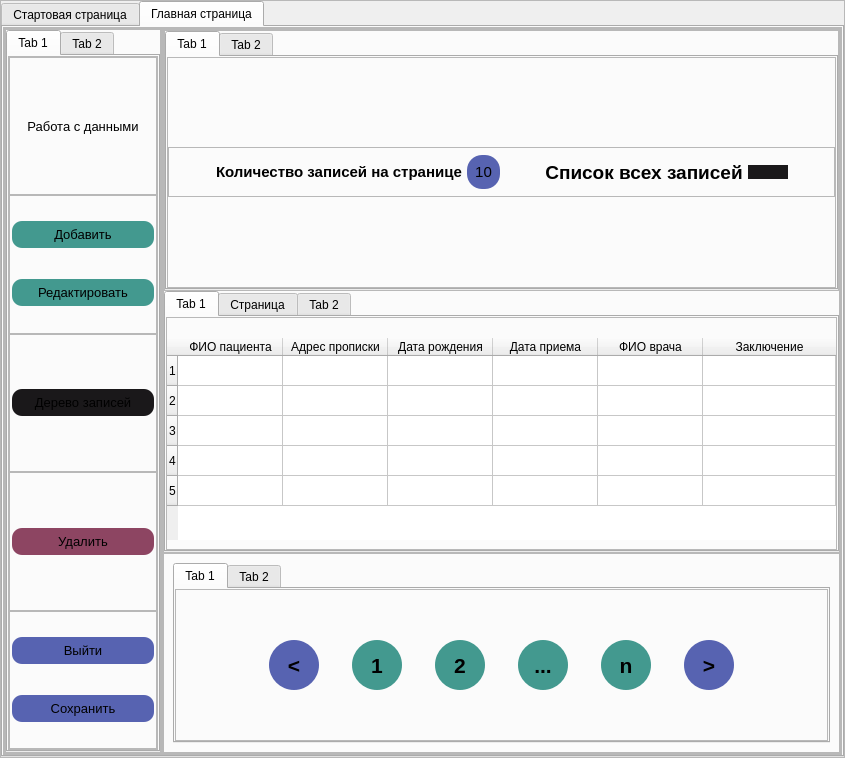
Old version of the form lab_2/ui/main_window.ui in the repository Artemdjdj/PPOIS_4.
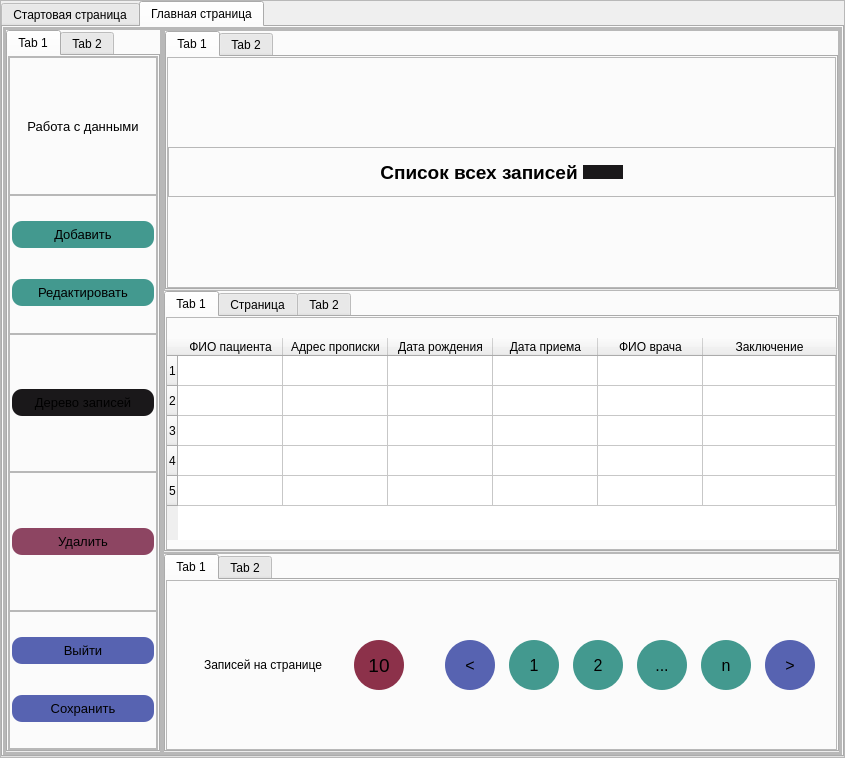
New version of the form. The open tabs and pages were chosen to show the change. Icons and pictures are not drawn.

What changed in the file:
```diff
--- a/lab_2/ui/main_window.ui
+++ b/lab_2/ui/main_window.ui
@@ -176,7 +176,7 @@
                   <number>0</number>
                  </property>
                  <item>
-                  <widget class="QLabel" name="label_start">
+                  <widget class="QLabel" name="__label_start">
                    <property name="font">
                     <font>
                      <family>Arial</family>
@@ -223,7 +223,7 @@
                   <number>0</number>
                  </property>
                  <item>
-                  <widget class="QPushButton" name="button_start_with_logo">
+                  <widget class="QPushButton" name="__button_start_with_logo">
                    <property name="styleSheet">
                     <string notr="true">border:None;
 border-radius:200px;
@@ -292,7 +292,7 @@
                   </spacer>
                  </item>
                  <item>
-                  <widget class="QPushButton" name="button_exit">
+                  <widget class="QPushButton" name="__button_exit">
                    <property name="minimumSize">
                     <size>
                      <width>150</width>
@@ -323,7 +323,7 @@
                   </widget>
                  </item>
                  <item>
-                  <widget class="QPushButton" name="button_start">
+                  <widget class="QPushButton" name="__button_start">
                    <property name="minimumSize">
                     <size>
                      <width>150</width>
@@ -505,7 +505,7 @@
                     <item>
                      <widget class="QTabWidget" name="tabWidget_3">
                       <property name="currentIndex">
-                       <number>1</number>
+                       <number>0</number>
                       </property>
                       <widget class="QWidget" name="tab_7">
                        <attribute name="title">
@@ -552,7 +552,7 @@
                             <number>0</number>
                            </property>
                            <item>
-                            <widget class="QFrame" name="frame_22">
+                            <widget class="QFrame" name="__label_work_with_data">
                              <property name="frameShape">
                               <enum>QFrame::Shape::StyledPanel</enum>
                              </property>
@@ -607,7 +607,7 @@
                                <number>1</number>
                               </property>
                               <item>
-                               <widget class="QPushButton" name="pushButton_11">
+                               <widget class="QPushButton" name="__button_add_new_record">
                                 <property name="font">
                                  <font>
                                   <family>Arial</family>
@@ -625,7 +625,7 @@
                                </widget>
                               </item>
                               <item>
-                               <widget class="QPushButton" name="pushButton_12">
+                               <widget class="QPushButton" name="__button_edit">
                                 <property name="font">
                                  <font>
                                   <family>Arial</family>
@@ -670,7 +670,7 @@
                                <number>0</number>
                               </property>
                               <item>
-                               <widget class="QPushButton" name="pushButton_15">
+                               <widget class="QPushButton" name="__button_show_tree">
                                 <property name="font">
                                  <font>
                                   <family>Arial</family>
@@ -715,7 +715,7 @@
                                <number>0</number>
                               </property>
                               <item>
-                               <widget class="QPushButton" name="pushButton_13">
+                               <widget class="QPushButton" name="__button_delete">
                                 <property name="font">
                                  <font>
                                   <family>Arial</family>
@@ -757,7 +757,7 @@
                                <number>0</number>
                               </property>
                               <item>
-                               <widget class="QPushButton" name="pushButton_14">
+                               <widget class="QPushButton" name="__butto_exit_app">
                                 <property name="font">
                                  <font>
                                   <family>Arial</family>
@@ -775,7 +775,7 @@
                                </widget>
                               </item>
                               <item>
-                               <widget class="QPushButton" name="pushButton_19">
+                               <widget class="QPushButton" name="__button_save">
                                 <property name="font">
                                  <font>
                                   <family>Arial</family>
@@ -1144,71 +1144,7 @@
                                   </spacer>
                                  </item>
                                  <item>
-                                  <widget class="QLabel" name="label_7">
-                                   <property name="font">
-                                    <font>
-                                     <family>Arial</family>
-                                     <pointsize>11</pointsize>
-                                     <bold>true</bold>
-                                    </font>
-                                   </property>
-                                   <property name="text">
-                                    <string>Количество записей на странице</string>
-                                   </property>
-                                  </widget>
-                                 </item>
-                                 <item>
-                                  <widget class="QPushButton" name="pushButton_3">
-                                   <property name="minimumSize">
-                                    <size>
-                                     <width>10</width>
-                                     <height>0</height>
-                                    </size>
-                                   </property>
-                                   <property name="maximumSize">
-                                    <size>
-                                     <width>90</width>
-                                     <height>16777215</height>
-                                    </size>
-                                   </property>
-                                   <property name="sizeIncrement">
-                                    <size>
-                                     <width>130</width>
-                                     <height>0</height>
-                                    </size>
-                                   </property>
-                                   <property name="font">
-                                    <font>
-                                     <family>Arial</family>
-                                     <pointsize>11</pointsize>
-                                    </font>
-                                   </property>
-                                   <property name="styleSheet">
-                                    <string notr="true">padding:8px;
-background-color:rgb(87, 99, 177);
-border-radius:15px;
-</string>
-                                   </property>
-                                   <property name="text">
-                                    <string>10</string>
-                                   </property>
-                                  </widget>
-                                 </item>
-                                 <item>
-                                  <spacer name="horizontalSpacer_5">
-                                   <property name="orientation">
-                                    <enum>Qt::Orientation::Horizontal</enum>
-                                   </property>
-                                   <property name="sizeHint" stdset="0">
-                                    <size>
-                                     <width>40</width>
-                                     <height>20</height>
-                                    </size>
-                                   </property>
-                                  </spacer>
-                                 </item>
-                                 <item>
-                                  <widget class="QLabel" name="label_8">
+                                  <widget class="QLabel" name="__label_all_records">
                                    <property name="font">
                                     <font>
                                      <family>Arial</family>
@@ -1225,7 +1161,7 @@
                                   </widget>
                                  </item>
                                  <item>
-                                  <widget class="QPushButton" name="pushButton_4">
+                                  <widget class="QPushButton" name="__button_search">
                                    <property name="minimumSize">
                                     <size>
                                      <width>40</width>
@@ -1292,7 +1228,7 @@
                     <item>
                      <widget class="QTabWidget" name="tabWidget_2">
                       <property name="currentIndex">
-                       <number>2</number>
+                       <number>0</number>
                       </property>
                       <widget class="QWidget" name="tab_2">
                        <attribute name="title">
@@ -1333,7 +1269,7 @@
                             <number>0</number>
                            </property>
                            <item>
-                            <widget class="QTableWidget" name="table_of_recording">
+                            <widget class="QTableWidget" name="__table_of_recording">
                              <property name="minimumSize">
                               <size>
                                <width>669</width>
@@ -1541,6 +1477,21 @@
                     <enum>QFrame::Shadow::Raised</enum>
                    </property>
                    <layout class="QHBoxLayout" name="horizontalLayout_11">
+                    <property name="spacing">
+                     <number>0</number>
+                    </property>
+                    <property name="leftMargin">
+                     <number>0</number>
+                    </property>
+                    <property name="topMargin">
+                     <number>0</number>
+                    </property>
+                    <property name="rightMargin">
+                     <number>0</number>
+                    </property>
+                    <property name="bottomMargin">
+                     <number>0</number>
+                    </property>
                     <item>
                      <widget class="QTabWidget" name="tabWidget_4">
                       <property name="currentIndex">
@@ -1574,15 +1525,151 @@
                           <property name="frameShadow">
                            <enum>QFrame::Shadow::Raised</enum>
                           </property>
+                          <layout class="QHBoxLayout" name="horizontalLayout_6">
+                           <property name="spacing">
+                            <number>15</number>
+                           </property>
+                           <property name="leftMargin">
+                            <number>0</number>
+                           </property>
+                           <property name="topMargin">
+                            <number>0</number>
+                           </property>
+                           <property name="rightMargin">
+                            <number>10</number>
+                           </property>
+                           <property name="bottomMargin">
+                            <number>0</number>
+                           </property>
+                           <item>
+                            <spacer name="horizontalSpacer_7">
+                             <property name="orientation">
+                              <enum>Qt::Orientation::Horizontal</enum>
+                             </property>
+                             <property name="sizeType">
+                              <enum>QSizePolicy::Policy::Fixed</enum>
+                             </property>
+                             <property name="sizeHint" stdset="0">
+                              <size>
+                               <width>5</width>
+                               <height>20</height>
+                              </size>
+                             </property>
+                            </spacer>
+                           </item>
+                           <item>
+                            <widget class="QFrame" name="frame_19">
+                             <property name="maximumSize">
+                              <size>
+                               <width>250</width>
+                               <height>16777215</height>
+                              </size>
+                             </property>
+                             <property name="styleSheet">
+                              <string notr="true">border:none;</string>
+                             </property>
+                             <property name="frameShape">
+                              <enum>QFrame::Shape::StyledPanel</enum>
+                             </property>
+                             <property name="frameShadow">
+                              <enum>QFrame::Shadow::Raised</enum>
+                             </property>
                           <layout class="QHBoxLayout" name="horizontalLayout_12">
                            <property name="spacing">
-                            <number>20</number>
+                               <number>0</number>
                            </property>
                            <property name="leftMargin">
-                            <number>80</number>
-                           </property>
+                               <number>0</number>
+                              </property>
+                              <property name="topMargin">
+                               <number>0</number>
+                              </property>
                            <property name="rightMargin">
-                            <number>80</number>
+                               <number>0</number>
+                              </property>
+                              <property name="bottomMargin">
+                               <number>0</number>
+                              </property>
+                              <item>
+                               <widget class="QLabel" name="__label_all_records_2">
+                                <property name="maximumSize">
+                                 <size>
+                                  <width>150</width>
+                                  <height>16777215</height>
+                                 </size>
+                                </property>
+                                <property name="font">
+                                 <font>
+                                  <family>Arial</family>
+                                  <pointsize>9</pointsize>
+                                  <bold>false</bold>
+                                 </font>
+                                </property>
+                                <property name="text">
+                                 <string>Записей на странице</string>
+                                </property>
+                                <property name="alignment">
+                                 <set>Qt::AlignmentFlag::AlignCenter</set>
+                                </property>
+                               </widget>
+                              </item>
+                              <item>
+                               <widget class="QPushButton" name="pushButton_28">
+                                <property name="maximumSize">
+                                 <size>
+                                  <width>50</width>
+                                  <height>50</height>
+                                 </size>
+                                </property>
+                                <property name="font">
+                                 <font>
+                                  <family>Arial</family>
+                                  <pointsize>14</pointsize>
+                                  <bold>false</bold>
+                                 </font>
+                                </property>
+                                <property name="styleSheet">
+                                 <string notr="true">padding:15px;
+background-color:rgb(140, 49, 74);
+border-radius:25px;</string>
+                                </property>
+                                <property name="text">
+                                 <string>10</string>
+                                </property>
+                               </widget>
+                              </item>
+                             </layout>
+                            </widget>
+                           </item>
+                           <item>
+                            <widget class="QFrame" name="frame_22">
+                             <property name="maximumSize">
+                              <size>
+                               <width>800</width>
+                               <height>16777215</height>
+                              </size>
+                             </property>
+                             <property name="styleSheet">
+                              <string notr="true">border:none;</string>
+                             </property>
+                             <property name="frameShape">
+                              <enum>QFrame::Shape::StyledPanel</enum>
+                             </property>
+                             <property name="frameShadow">
+                              <enum>QFrame::Shadow::Raised</enum>
+                             </property>
+                             <layout class="QHBoxLayout" name="horizontalLayout_20">
+                              <property name="leftMargin">
+                               <number>0</number>
+                              </property>
+                              <property name="topMargin">
+                               <number>0</number>
+                              </property>
+                              <property name="rightMargin">
+                               <number>0</number>
+                              </property>
+                              <property name="bottomMargin">
+                               <number>0</number>
                            </property>
                            <item>
                             <widget class="QPushButton" name="pushButton_20">
@@ -1595,12 +1682,12 @@
                              <property name="font">
                               <font>
                                <family>Arial</family>
-                               <pointsize>16</pointsize>
-                               <bold>true</bold>
+                                  <pointsize>12</pointsize>
+                                  <bold>false</bold>
                               </font>
                              </property>
                              <property name="styleSheet">
-                              <string notr="true">padding:10px;
+                                 <string notr="true">padding:15px;
 background-color:rgb(87, 99, 177);
 border-radius:25px;</string>
                              </property>
@@ -1620,12 +1707,12 @@
                              <property name="font">
                               <font>
                                <family>Arial</family>
-                               <pointsize>16</pointsize>
-                               <bold>true</bold>
+                                  <pointsize>12</pointsize>
+                                  <bold>false</bold>
                               </font>
                              </property>
                              <property name="styleSheet">
-                              <string notr="true">padding:10px;
+                                 <string notr="true">padding:15px;
 background-color:rgb(67, 153, 143);
 border-radius:25px;</string>
                              </property>
@@ -1645,12 +1732,12 @@
                              <property name="font">
                               <font>
                                <family>Arial</family>
-                               <pointsize>16</pointsize>
-                               <bold>true</bold>
+                                  <pointsize>12</pointsize>
+                                  <bold>false</bold>
                               </font>
                              </property>
                              <property name="styleSheet">
-                              <string notr="true">padding:10px;
+                                 <string notr="true">padding:15px;
 background-color:rgb(67, 153, 143);
 border-radius:25px;</string>
                              </property>
@@ -1670,12 +1757,12 @@
                              <property name="font">
                               <font>
                                <family>Arial</family>
-                               <pointsize>16</pointsize>
-                               <bold>true</bold>
+                                  <pointsize>12</pointsize>
+                                  <bold>false</bold>
                               </font>
                              </property>
                              <property name="styleSheet">
-                              <string notr="true">padding:10px;
+                                 <string notr="true">padding:15px;
 background-color:rgb(67, 153, 143);
 border-radius:25px;</string>
                              </property>
@@ -1695,12 +1782,12 @@
                              <property name="font">
                               <font>
                                <family>Arial</family>
-                               <pointsize>16</pointsize>
-                               <bold>true</bold>
+                                  <pointsize>12</pointsize>
+                                  <bold>false</bold>
                               </font>
                              </property>
                              <property name="styleSheet">
-                              <string notr="true">padding:10px;
+                                 <string notr="true">padding:15px;
 background-color:rgb(67, 153, 143);
 border-radius:25px;</string>
                              </property>
@@ -1720,12 +1807,12 @@
                              <property name="font">
                               <font>
                                <family>Arial</family>
-                               <pointsize>16</pointsize>
-                               <bold>true</bold>
+                                  <pointsize>12</pointsize>
+                                  <bold>false</bold>
                               </font>
                              </property>
                              <property name="styleSheet">
-                              <string notr="true">padding:10px;
+                                 <string notr="true">padding:15px;
 background-color:rgb(87, 99, 177);
 border-radius:25px;</string>
                              </property>
@@ -1739,6 +1826,9 @@
                         </item>
                        </layout>
                       </widget>
+                        </item>
+                       </layout>
+                      </widget>
                       <widget class="QWidget" name="tab_10">
                        <attribute name="title">
                         <string>Tab 2</string>
@@ -1812,7 +1902,7 @@
                                <number>0</number>
                               </property>
                               <item>
-                               <widget class="QPushButton" name="pushButton_26">
+                               <widget class="QPushButton" name="__button_user_icon">
                                 <property name="minimumSize">
                                  <size>
                                   <width>26</width>
@@ -1845,7 +1935,7 @@
                                </widget>
                               </item>
                               <item>
-                               <widget class="QLabel" name="label_4">
+                               <widget class="QLabel" name="__label_medical_app">
                                 <property name="font">
                                  <font>
                                   <family>Arial</family>
@@ -1889,7 +1979,7 @@
                                <number>0</number>
                               </property>
                               <item>
-                               <widget class="QLabel" name="label_5">
+                               <widget class="QLabel" name="__label_last_medical_app">
                                 <property name="font">
                                  <font>
                                   <family>Arial</family>
```
Lines whose indentation alone changed are shown as unchanged.
